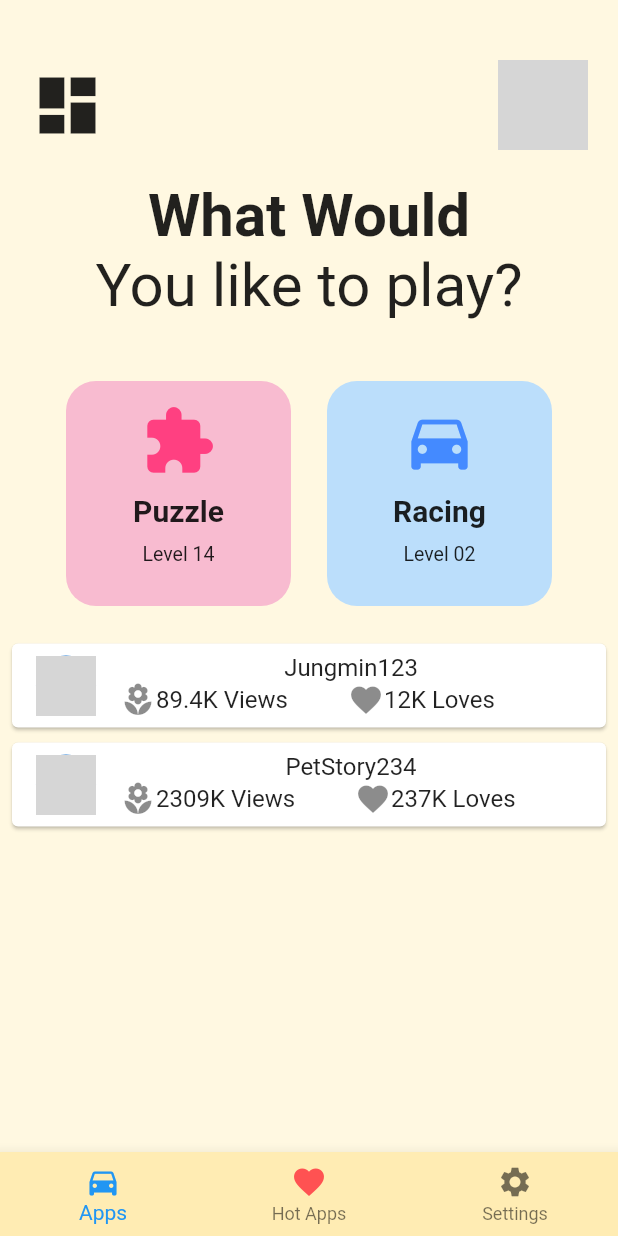
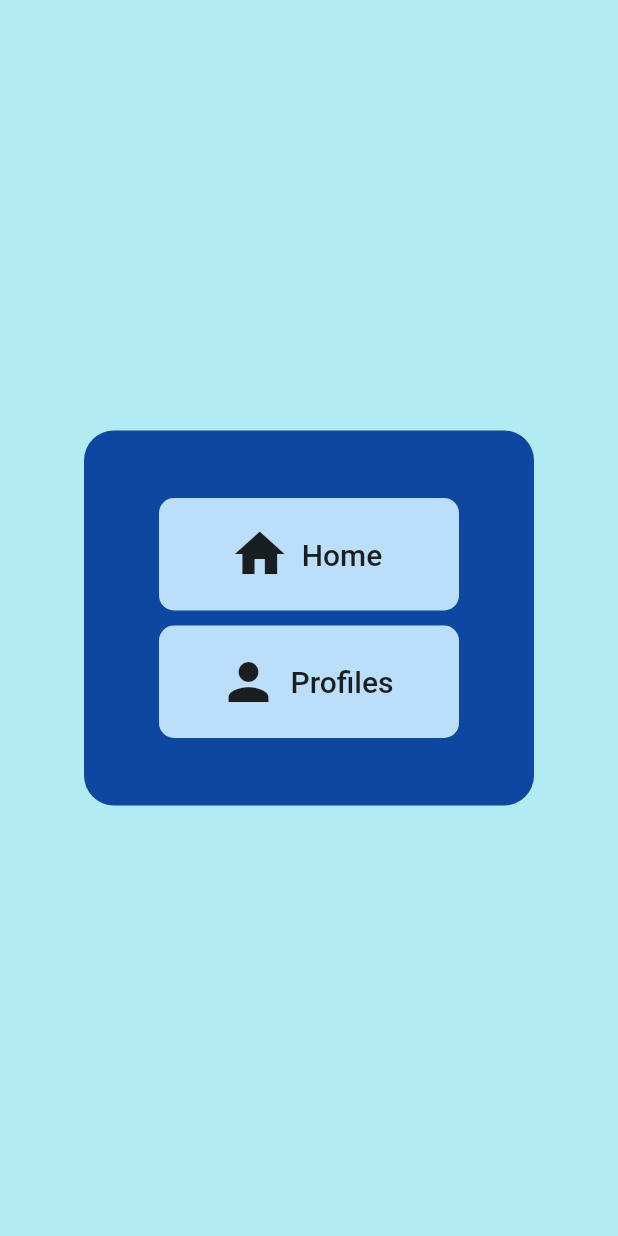
Before and after one commit to Tanmay1903/Flutter-Testing-Repo, a Flutter app: the screen it shows after launch, on a phone screen of 412 x 824 dp. Run offline on Flutter 3.47's test engine with Material 2 defaults, Android fonts, the phone set to English and light mode, and no system bars; grey boxes are pictures that could not be loaded.

```diff
--- a/lib/main.dart
+++ b/lib/main.dart
@@ -1,74 +1,28 @@
 import 'package:flutter/material.dart';
-import 'package:myapp/services/apps.dart';
+import 'package:myapp/pages/home.dart';
+import 'package:myapp/pages/api_test.dart';
 
 void main() => runApp(MaterialApp(
-  home: Home()
+    initialRoute: '/',
+    routes: {
+      '/': (context) => Loading(),
+      '/home': (context) => Home(),
+      '/json_test': (context) => json_data(),
+    }
 ));
 
-class Home extends StatefulWidget {
-  @override
-  _HomeState createState() => _HomeState();
-}
-
-class _HomeState extends State<Home> {
-  List<Appls> app=[
-  Appls(name: 'Jungmin123',views: '89.4K Views',loves: '12K Loves'),
-  Appls(name: 'PetStory234',views: '2309K Views',loves: '237K Loves'),
-  ];
-
+class Loading extends StatelessWidget {
   @override
   Widget build(BuildContext context) {
     return Scaffold(
-      backgroundColor: Colors.amber[50],
-      body: Column(
-        children: <Widget>[
-          SizedBox(height: 40.0),
-          Padding(
-            padding: const EdgeInsets.fromLTRB(20.0,0.0,20.0,0.0),
-            child: Row(
-              mainAxisAlignment: MainAxisAlignment.spaceBetween,
-              children: <Widget>[
-                Icon(
-                  Icons.dashboard,
-                  size: 50.0,
-                ),
-                CircleAvatar(
-                  backgroundImage: AssetImage('assets/avatar.jfif'),
-                  radius: 30.0,
-                ),
-              ],
-            ),
-          ),
-          SizedBox(height: 20.0),
-          Text(
-            'What Would',
-            textAlign: TextAlign.start,
-            style: TextStyle(
-              fontSize: 40.0,
-              fontWeight: FontWeight.bold,
-            ),
-          ),
-          Text(
-            'You like to play?',
-            textAlign: TextAlign.left,
-            style: TextStyle(
-              fontSize: 40.0,
-            ),
-          ),
-          SizedBox(height: 20.0),
-          Container(
-            child: Padding(
-              padding: const EdgeInsets.all(20.0),
-              child: Column(
-                children: <Widget>[
-                  Row(
-                    mainAxisAlignment: MainAxisAlignment.spaceEvenly,
-                    children: <Widget>[
-                      Container(
-                        height: 150.0,
-                        width: 150.0,
+      backgroundColor: Colors.cyan[100],
+      body: SafeArea(
+        child: Center(
+          child: Container(
+            width: 300.0,
+            height: 250.0,
             decoration: new BoxDecoration(
-                          color: Colors.pink[100],
+              color: Colors.blue[900],
               borderRadius: new BorderRadius.only(
                   topLeft:  const  Radius.circular(20.0),
                   topRight: const  Radius.circular(20.0),
@@ -77,141 +31,83 @@ class _HomeState extends State<Home> {
               ),
             ),
             child: Padding(
-                          padding: const EdgeInsets.all(15.0),
+              padding: const EdgeInsets.all(8.0),
               child: Column(
+                mainAxisAlignment: MainAxisAlignment.center,
                 children: <Widget>[
-                              Icon(
-                                  Icons.extension,
-                                  color: Colors.pinkAccent,
-                                  size: 50.0
+                  Container(
+                    width: 200.0,
+                    height: 75.0,
+                    decoration: new BoxDecoration(
+                      color: Colors.blue[100],
+                      borderRadius: new BorderRadius.only(
+                          topLeft:  const  Radius.circular(10.0),
+                          topRight: const  Radius.circular(10.0),
+                          bottomLeft: const  Radius.circular(10.0),
+                          bottomRight: const  Radius.circular(10.0)
                       ),
-                              SizedBox(height: 10.0),
-                              Text(
-                                  'Puzzle',
+                    ),
+                    child: Padding(
+                      padding: const EdgeInsets.all(8.0),
+                      child: Center(
+                        child: FlatButton.icon(
+                          onPressed: () async {
+                            Navigator.pushNamed(context, '/home');
+                          },
+                          icon: Icon(
+                            Icons.home,
+                            size: 40.0,
+                          ),
+                          label: Text(
+                            'Home',
                               style: TextStyle(
                                 fontSize: 20.0,
-                                  fontWeight: FontWeight.bold,
+                              )
+                          )
+                        )
+                      ),
                     ),
                   ),
                   SizedBox(height: 10.0),
-                              Text(
-                                  'Level 14',
-                                style: TextStyle(
-                                fontSize: 13.0,
+                  Container(
+                    width: 200.0,
+                    height: 75.0,
+                    decoration: new BoxDecoration(
+                      color: Colors.blue[100],
+                      borderRadius: new BorderRadius.only(
+                          topLeft:  const  Radius.circular(10.0),
+                          topRight: const  Radius.circular(10.0),
+                          bottomLeft: const  Radius.circular(10.0),
+                          bottomRight: const  Radius.circular(10.0)
                       ),
                     ),
+                    child: Padding(
+                      padding: const EdgeInsets.all(8.0),
+                      child: Center(
+                          child: FlatButton.icon(
+                              onPressed: () async {
+                                Navigator.pushNamed(context, '/json_test');
+                              },
+                              icon: Icon(
+                                  Icons.person,
+                                size: 40.0,
+                              ),
+                              label: Text(
+                                  'Profiles',
+                                style: TextStyle(
+                                  fontSize: 20.0,
+                                )
+                              )
+                          )
+                      ),
+                    ),
+                  )
                 ],
               ),
             ),
           ),
-                      Container(
-                        height: 150.0,
-                        width: 150.0,
-                        decoration: new BoxDecoration(
-                              color: Colors.blue[100],
-                              borderRadius: new BorderRadius.only(
-                                  topLeft:  const  Radius.circular(20.0),
-                                  topRight: const  Radius.circular(20.0),
-                                bottomLeft: const  Radius.circular(20.0),
-                                bottomRight: const  Radius.circular(20.0)
-                              ),
-                          ),
-                        child: Padding(
-                          padding: const EdgeInsets.all(15.0),
-                          child: Column(
-                            children: <Widget>[
-                              Icon(
-                                  Icons.directions_car,
-                                  color: Colors.blueAccent,
-                                  size: 50.0
-                              ),
-                              SizedBox(height: 10.0),
-                              Text(
-                                'Racing',
-                                style: TextStyle(
-                                  fontSize: 20.0,
-                                  fontWeight: FontWeight.bold,
-                                ),
-                              ),
-                              SizedBox(height: 10.0),
-                              Text(
-                                'Level 02',
-                                style: TextStyle(
-                                  fontSize: 13.0,
-                                ),
-                              ),
-                            ],
-                          ),
-                        ),
-                      ),
-                    ],
-                  ),
-                ],
-              ),
-            ),
-          ),
-          ListView.builder(
-              shrinkWrap: true ,
-              itemCount: app.length,
-              itemBuilder: (context, index) {
-                return Padding(
-                  padding: const EdgeInsets.symmetric(vertical: 1.0, horizontal: 4.0),
-                  child: Card(
-                    child: ListTile(
-                      onTap: (){},
-                      title: Column(
-                        children: <Widget>[
-                          Text(app[index].name),
-                          Row(
-                            //mainAxisAlignment: MainAxisAlignment.spaceEvenly,
-                            children: <Widget>[
-                              Icon(
-                                Icons.local_florist,
-                              ),
-                              Text(
-                                  app[index].views,
-                              ),
-                              SizedBox(width: 40.0),
-                              Icon(
-                                Icons.favorite,
-                              ),
-                              Text(
-                                app[index].loves,
-                              ),
-                            ],
         )
-                        ],
-                      ),
-                      leading: CircleAvatar(
-                        backgroundImage: AssetImage('assets/avatar.jfif'),
-                      ),
-                    ),
-                  ),
-                );
-              },
-          ),
-        ],
-      ),
-        bottomNavigationBar: BottomNavigationBar(
-          backgroundColor: Colors.amber[100],
-          items: [
-          BottomNavigationBarItem(
-          icon: Icon(Icons.directions_car),
-          title: Text('Apps'),
-          ),
-          BottomNavigationBarItem(
-          icon: Icon(
-              Icons.favorite,
-            color: Colors.redAccent,
-          ),
-          title: Text('Hot Apps'),
-          ) ,
-          BottomNavigationBarItem(
-          icon: Icon(Icons.settings),
-          title: Text('Settings')
       )
-        ],
-      ),
     );
   }
 }
--- a/pubspec.yaml
+++ b/pubspec.yaml
@@ -23,6 +23,8 @@ environment:
 dependencies:
   flutter:
     sdk: flutter
+  http: ^0.12.2
+  intl: ^0.16.1
 
 
   # The following adds the Cupertino Icons font to your application.
```
Also changed, not shown: lib/pages/api_test.dart (added, +89 -0 lines), lib/pages/home.dart (added, +213 -0 lines), lib/services/jsondata.dart (added, +25 -0 lines), pubspec.lock. Lines whose indentation alone changed are shown as unchanged.
